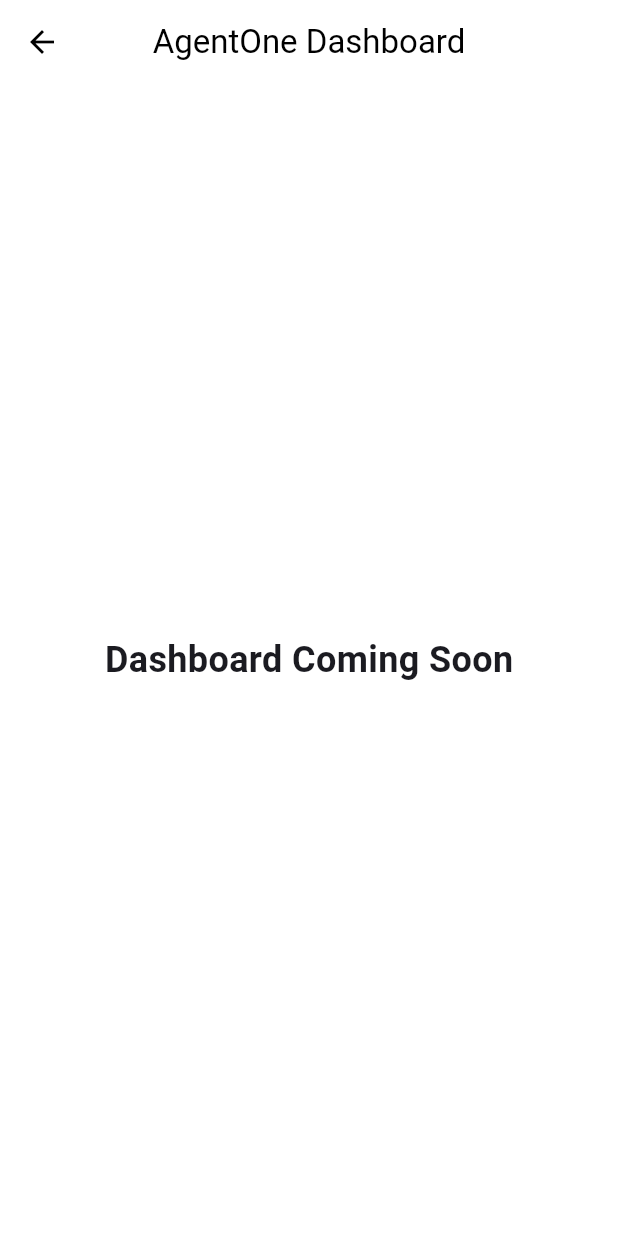
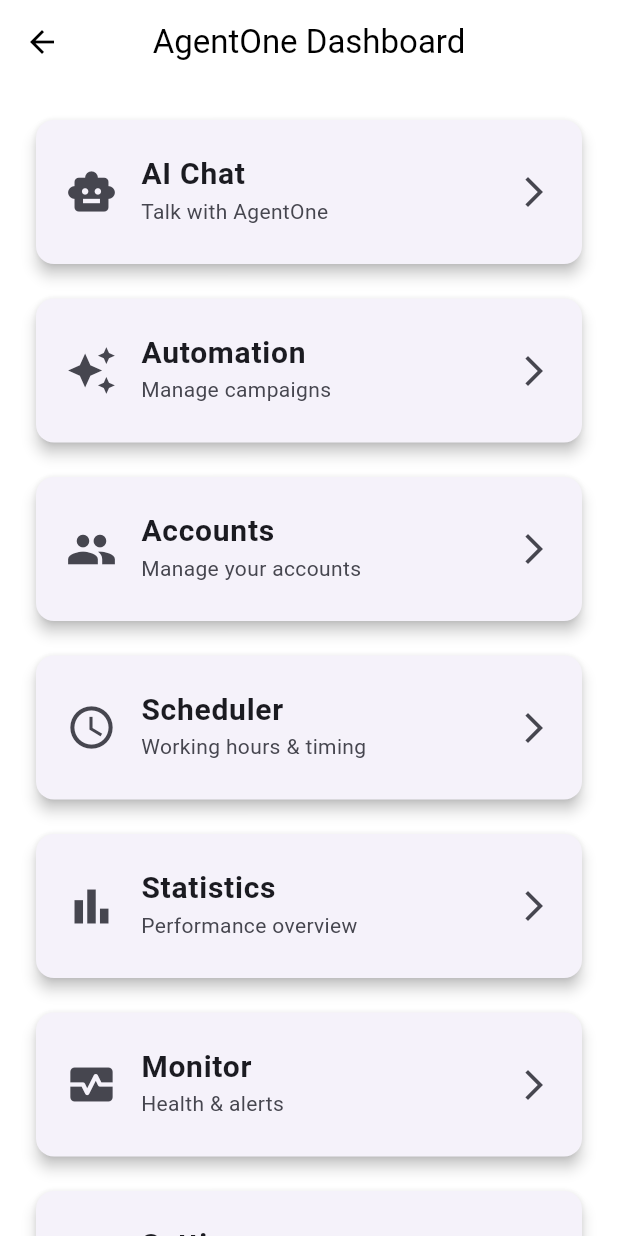
Before and after one commit to cindywithme/agentone, a Flutter app: the DashboardScreen screen opened directly, on a phone screen of 412 x 824 dp. Run offline on Flutter 3.47's test engine with Material 3 defaults, Android fonts, the phone set to English and light mode, and no system bars.

Commit message:
Create automation engine foundation

```diff
--- a/lib/screens/dashboard_screen.dart
+++ b/lib/screens/dashboard_screen.dart
@@ -1,4 +1,7 @@
 import 'package:flutter/material.dart';
+import 'ai_chat/chat_screen.dart';
+import 'automation/automation_screen.dart';
+import 'scheduler/scheduler_screen.dart';
 
 class DashboardScreen extends StatelessWidget {
   const DashboardScreen({super.key});
@@ -10,15 +13,130 @@
         title: const Text('AgentOne Dashboard'),
         centerTitle: true,
       ),
-      body: const Center(
-        child: Text(
-          'Dashboard Coming Soon',
-          style: TextStyle(
-            fontSize: 24,
-            fontWeight: FontWeight.bold,
+      body: ListView(
+        padding: const EdgeInsets.all(20),
+        children: [
+          DashboardCard(
+            icon: Icons.smart_toy,
+            title: 'AI Chat',
+            subtitle: 'Talk with AgentOne',
+            onTap: () {
+              Navigator.push(
+                context,
+                MaterialPageRoute(
+                  builder: (context) => const ChatScreen(),
+                ),
+              );
+            },
           ),
-        ),
+
+          const SizedBox(height: 15),
+
+          DashboardCard(
+            icon: Icons.auto_awesome,
+            title: 'Automation',
+            subtitle: 'Manage campaigns',
+            onTap: () {
+              Navigator.push(
+                context,
+                MaterialPageRoute(
+                  builder: (context) => const AutomationScreen(),
+                ),
+              );
+            },
+          ),
+
+          const SizedBox(height: 15),
+
+          const DashboardCard(
+            icon: Icons.people,
+            title: 'Accounts',
+            subtitle: 'Manage your accounts',
+          ),
+
+          const SizedBox(height: 15),
+
+          DashboardCard(
+            icon: Icons.schedule,
+            title: 'Scheduler',
+            subtitle: 'Working hours & timing',
+            onTap: () {
+              Navigator.push(
+                context,
+                MaterialPageRoute(
+                  builder: (context) => const SchedulerScreen(),
+                ),
+              );
+            },
+          ),
+
+          const SizedBox(height: 15),
+
+          const DashboardCard(
+            icon: Icons.bar_chart,
+            title: 'Statistics',
+            subtitle: 'Performance overview',
+          ),
+
+          const SizedBox(height: 15),
+
+          const DashboardCard(
+            icon: Icons.monitor_heart,
+            title: 'Monitor',
+            subtitle: 'Health & alerts',
+          ),
+
+          const SizedBox(height: 15),
+
+          const DashboardCard(
+            icon: Icons.settings,
+            title: 'Settings',
+            subtitle: 'App preferences',
+          ),
+        ],
       ),
     );
   }
 }
+
+class DashboardCard extends StatelessWidget {
+  final IconData icon;
+  final String title;
+  final String subtitle;
+  final VoidCallback? onTap;
+
+  const DashboardCard({
+    super.key,
+    required this.icon,
+    required this.title,
+    required this.subtitle,
+    this.onTap,
+  });
+
+  @override
+  Widget build(BuildContext context) {
+    return Card(
+      elevation: 4,
+      child: ListTile(
+        onTap: onTap,
+        contentPadding: const EdgeInsets.symmetric(
+          horizontal: 20,
+          vertical: 12,
+        ),
+        leading: Icon(
+          icon,
+          size: 34,
+        ),
+        title: Text(
+          title,
+          style: const TextStyle(
+            fontSize: 20,
+            fontWeight: FontWeight.bold,
+          ),
+        ),
+        subtitle: Text(subtitle),
+        trailing: const Icon(Icons.arrow_forward_ios),
+      ),
+    );
+  }
+}
```
Also changed, not shown: lib/models/automation_settings.dart (added, +24 -0 lines), lib/screens/ai_chat/chat_screen.dart (added, +24 -0 lines), lib/screens/automation/automation_screen.dart (added, +125 -0 lines), lib/screens/scheduler/scheduler_screen.dart (added, +81 -0 lines), lib/services/automation_engine.dart (added, +24 -0 lines), lib/state/app_state.dart (added, +23 -0 lines), 1 other file.
